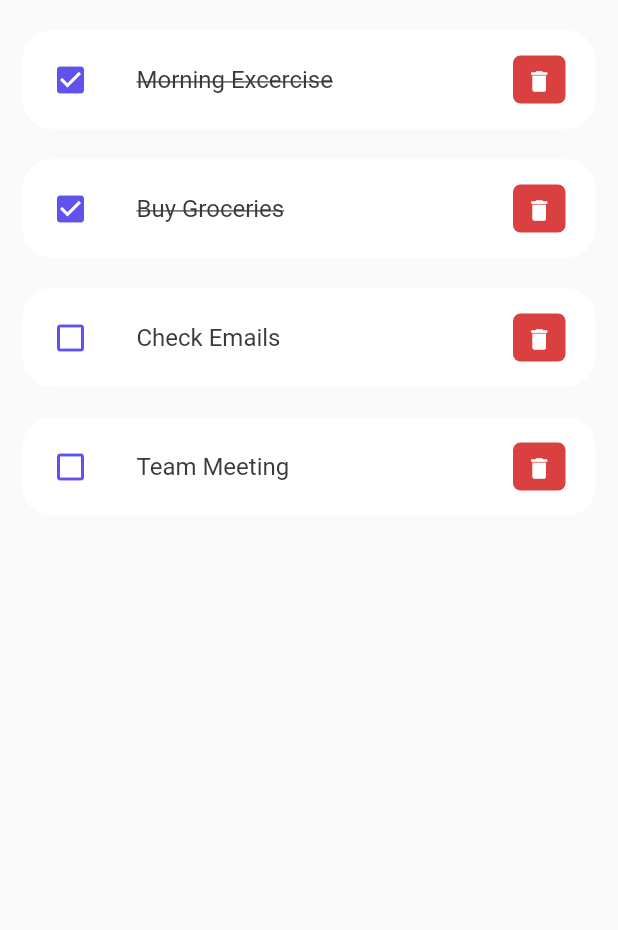
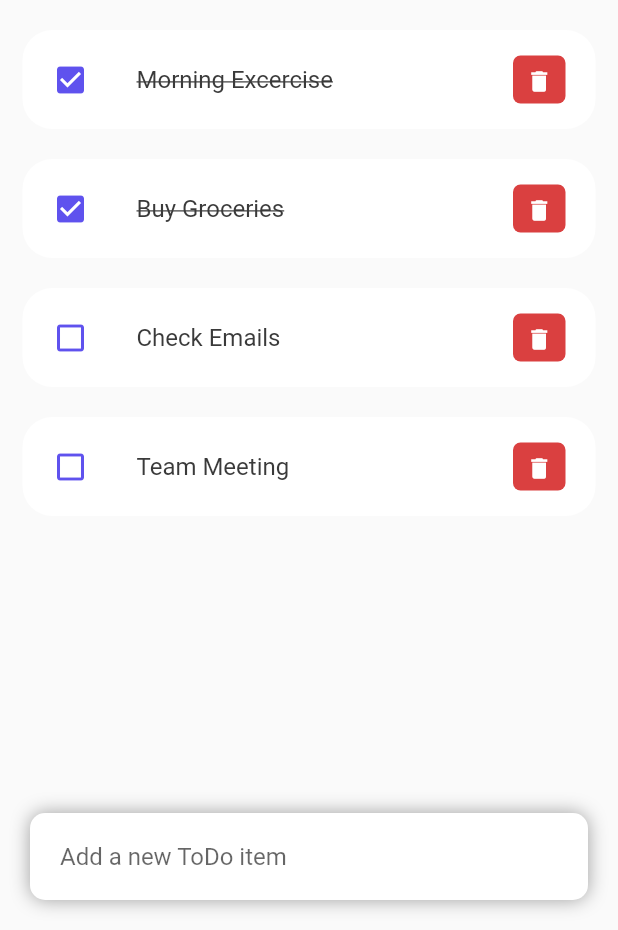
Before and after one commit to iamausafhussain/booktickets, a Flutter app: the screen it shows after launch, on a phone screen of 412 x 824 dp, the part 306-1236 px from its top. Run offline on Flutter 3.47's test engine with Material 2 defaults, Android fonts, the phone set to English and light mode, and no system bars.

Commit message:
todo  list added

```diff
--- a/lib/screens/home.dart
+++ b/lib/screens/home.dart
@@ -12,7 +12,9 @@ class Home extends StatelessWidget {
   Widget build(BuildContext context) {
     return Scaffold(
       appBar: _buildAppBar(),
-      body: Container(
+      body: Stack(
+        children: [
+          Container(
             padding: EdgeInsets.symmetric(horizontal: 15, vertical: 15),
             child: Column(
               children: [
@@ -39,6 +41,46 @@ class Home extends StatelessWidget {
                 ),
               ],
             ),
+          ),
+          Align(
+            alignment: Alignment.bottomCenter,
+            child: Row(
+              children: [
+                Expanded(
+                  child: Container(
+                    margin: EdgeInsets.only(
+                      bottom: 20,
+                      right: 20,
+                      left: 20,
+                    ),
+                    padding: EdgeInsets.symmetric(
+                      horizontal: 20,
+                      vertical: 5,
+                    ),
+                    decoration: BoxDecoration(
+                      color: Colors.white,
+                      boxShadow: const [
+                        BoxShadow(
+                          color: Colors.grey,
+                          offset: Offset(0.0, 0.0),
+                          blurRadius: 10.0,
+                          spreadRadius: 0.0,
+                        ),
+                      ],
+                      borderRadius: BorderRadius.circular(10),
+                    ),
+                    child: TextField(
+                      decoration: InputDecoration(
+                        hintText: 'Add a new ToDo item',
+                        border: InputBorder.none,
+                      ),
+                    ),
+                  ),
+                ),
+              ],
+            ),
+          ),
+        ],
       ),
     );
   }
@@ -77,7 +119,11 @@ class Home extends StatelessWidget {
       title: Row(
         mainAxisAlignment: MainAxisAlignment.spaceBetween,
         children: [
-          Icon(Icons.menu, color: tdBlack, size: 30),
+          Icon(
+            Icons.menu,
+            color: tdBlack,
+            size: 30,
+          ),
           Container(
             height: 30,
             width: 30,
```
Lines whose indentation alone changed are shown as unchanged.
